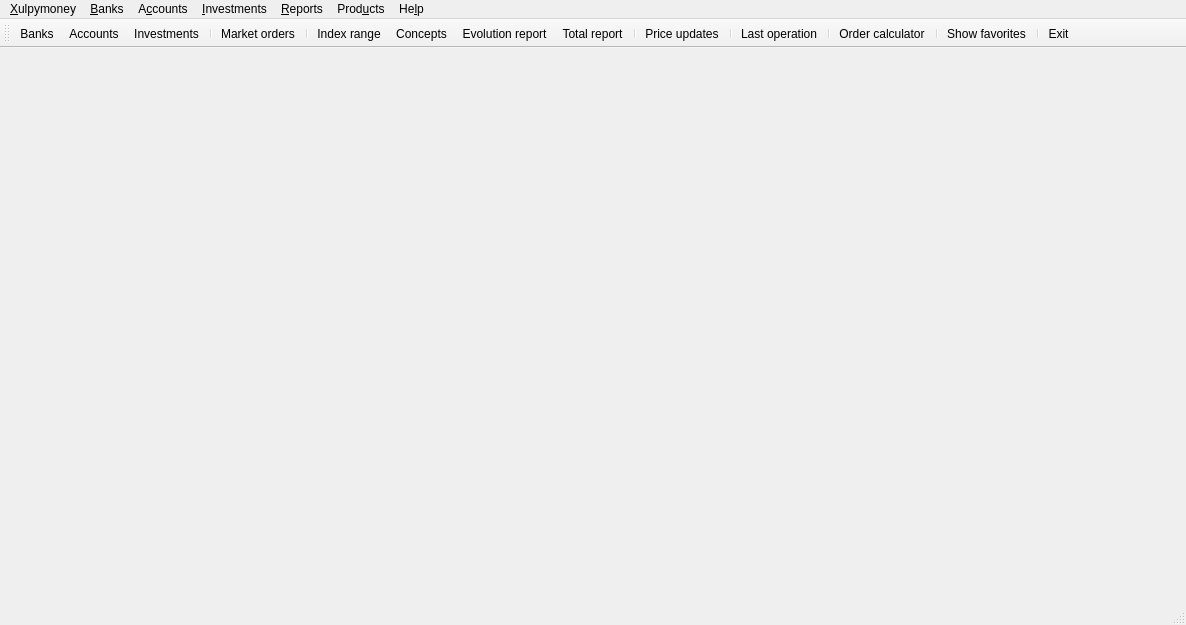
First picture: the form in ui/frmMain.ui, repository turulomio/xulpymoney, before the edit.
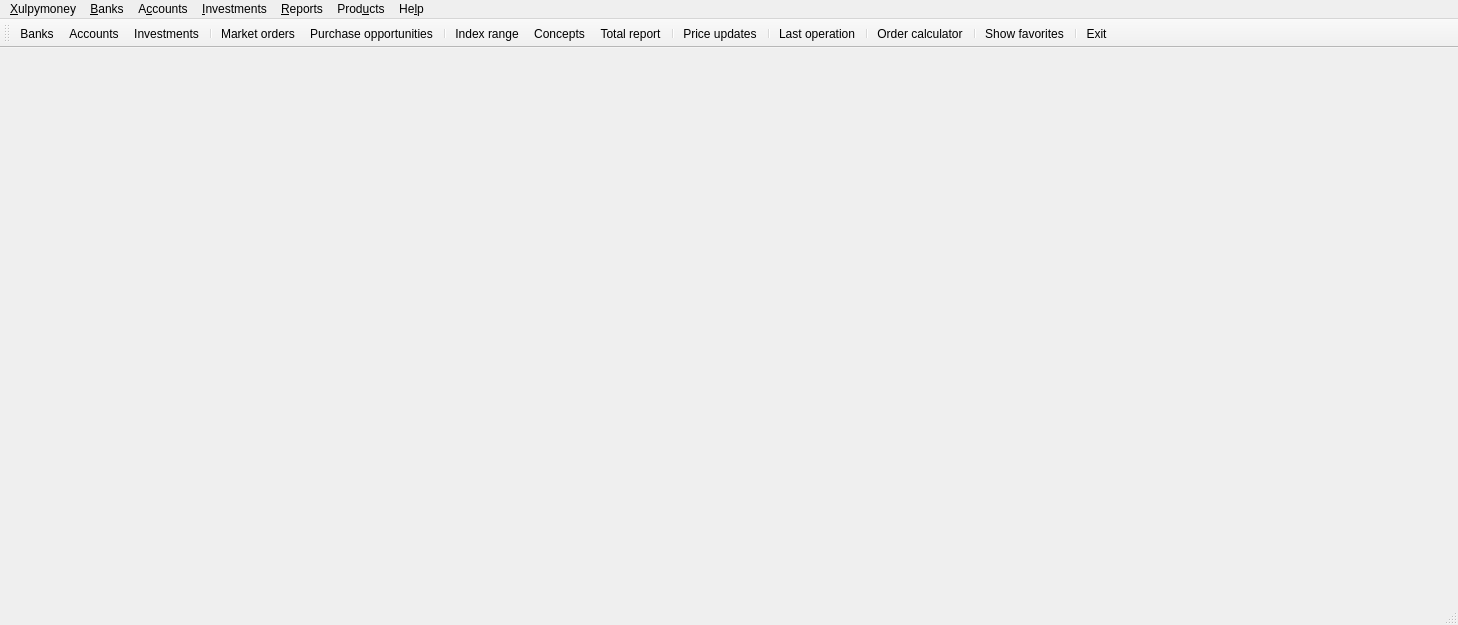
Second picture: the form after the edit. Icons and pictures are not drawn.

Commit message: Added Purchase Opportunity system. Asked in [#272]

```diff
--- a/ui/frmMain.ui
+++ b/ui/frmMain.ui
@@ -7,7 +7,7 @@
    <rect>
     <x>0</x>
     <y>0</y>
-    <width>1186</width>
+    <width>1458</width>
     <height>625</height>
    </rect>
   </property>
@@ -45,7 +45,7 @@
     <rect>
      <x>0</x>
      <y>0</y>
-     <width>1186</width>
+     <width>1458</width>
      <height>30</height>
     </rect>
    </property>
@@ -270,10 +270,10 @@
    <addaction name="actionInvestments"/>
    <addaction name="separator"/>
    <addaction name="actionOrders"/>
+   <addaction name="actionPurchaseOpportunities"/>
    <addaction name="separator"/>
    <addaction name="actionIndexRange"/>
    <addaction name="actionConcepts"/>
-   <addaction name="actionEvolutionReport"/>
    <addaction name="actionTotalReport"/>
    <addaction name="separator"/>
    <addaction name="actionPriceUpdates"/>
@@ -1070,6 +1070,18 @@
     <string>Product&amp;s with a price variation</string>
    </property>
   </action>
+  <action name="actionPurchaseOpportunities">
+   <property name="icon">
+    <iconset resource="../images/xulpymoney.qrc">
+     <normaloff>:/xulpymoney/alarm_clock.png</normaloff>:/xulpymoney/alarm_clock.png</iconset>
+   </property>
+   <property name="text">
+    <string>Purchase opportunities</string>
+   </property>
+   <property name="toolTip">
+    <string>Purchase opportunities</string>
+   </property>
+  </action>
  </widget>
  <resources>
   <include location="../images/xulpymoney.qrc"/>
```
Left out of the diff: 2 changed lines with no effect on the pictures. The commit also changes 17 other files.
